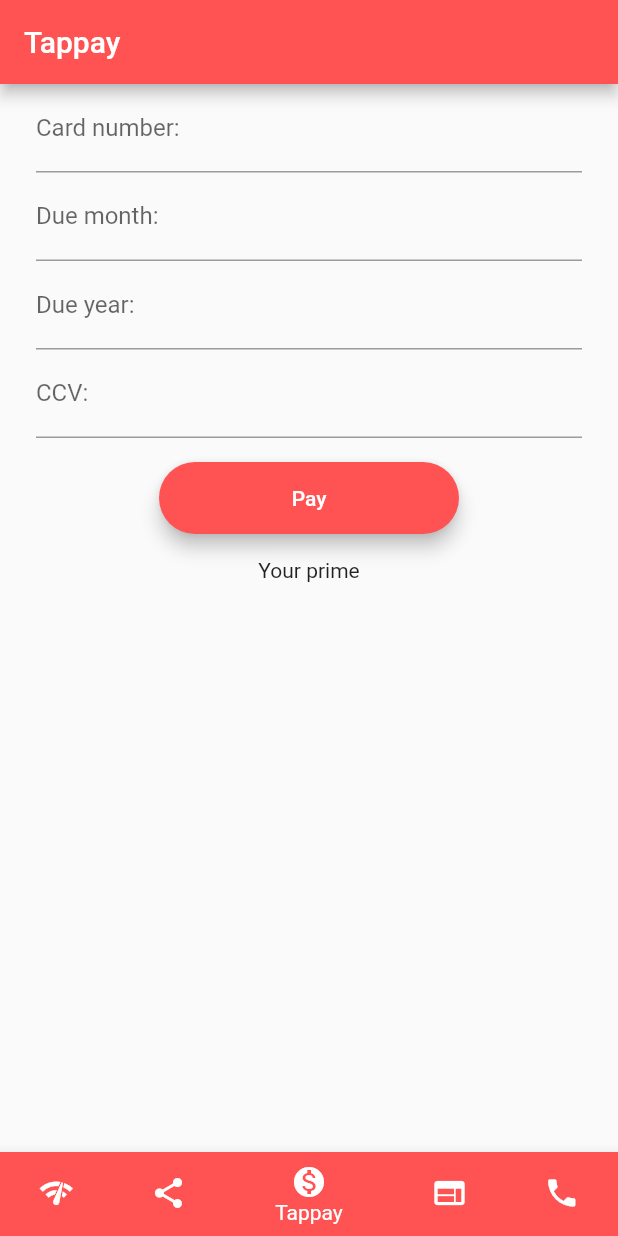
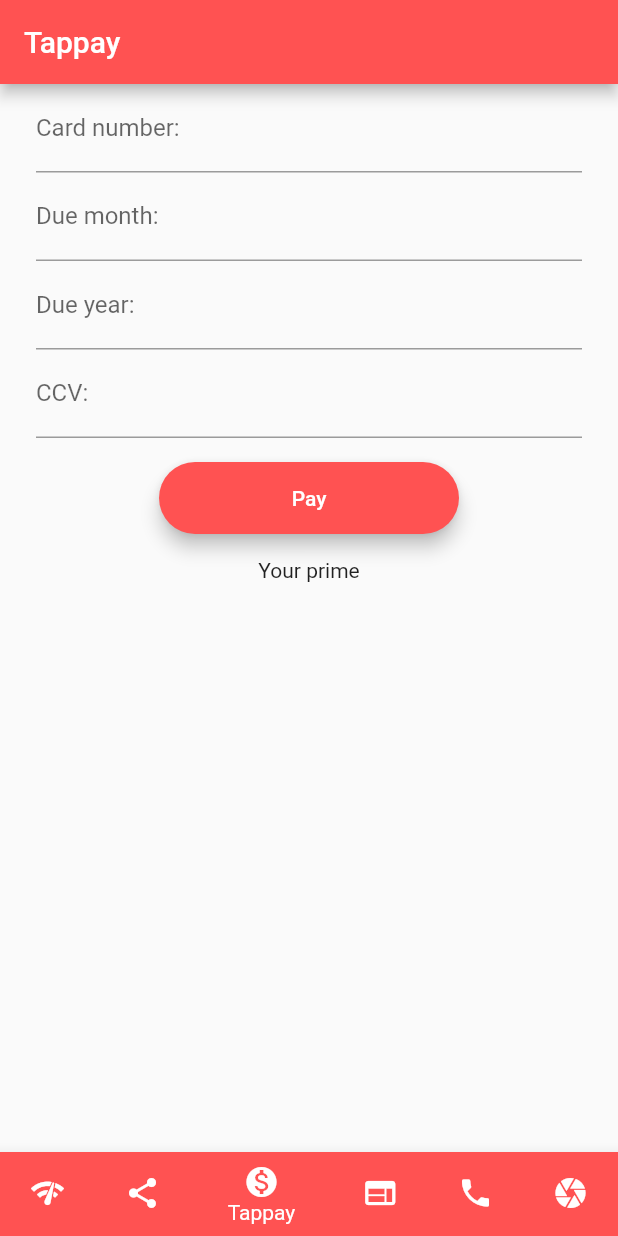
Before and after one commit to TungWang/tung-flutter-framework, a Flutter app: the screen it shows after launch, item 3 of the bottom bar chosen, on a phone screen of 412 x 824 dp. Run offline on Flutter 3.47's test engine with Material 2 defaults, Android fonts, the phone set to English and light mode, and no system bars; our stand-ins replace share, webview_flutter; missing offline and left inert: barcode_scan, tappayflutterplugin; network calls fail.

Commit message:
Add: 新增barcode_scan library Add: 新增camera_screen

```diff
--- a/lib/screens/main.dart
+++ b/lib/screens/main.dart
@@ -1,4 +1,5 @@
 import 'package:flutter/material.dart';
+import 'package:tungflutterframework/screens/camera_screen.dart';
 import 'package:tungflutterframework/screens/phone_call_screen.dart';
 import 'package:tungflutterframework/screens/web_screen.dart';
 import 'network_screen.dart';
@@ -21,6 +22,7 @@ class _MyAppState extends State<MyApp> {
     TappayScreen(),
     WebScreen(),
     PhoneCallScreen(),
+    CameraScreen(),
   ];
 
   @override
@@ -57,6 +59,11 @@ class _MyAppState extends State<MyApp> {
               title: Text('Phone call'),
               backgroundColor: Colors.orangeAccent,
             ),
+            BottomNavigationBarItem(
+              icon: Icon(Icons.camera),
+              title: Text('Camera'),
+              backgroundColor: Colors.orangeAccent,
+            ),
           ],
           onTap: (index) {
             setState(() {
--- a/lib/screens/network_screen.dart
+++ b/lib/screens/network_screen.dart
@@ -24,7 +24,6 @@ class _NetworkScreenState extends State<NetworkScreen> {
   @override
   Widget build(BuildContext context) {
     return MaterialApp(
-      color: Colors.white,
       home: Scaffold(
         appBar: AppBar(
           backgroundColor: Colors.blueAccent,
--- a/lib/screens/share_screen.dart
+++ b/lib/screens/share_screen.dart
@@ -20,7 +20,6 @@ class _ShareScreenState extends State<ShareScreen> {
         }
       },
       child: MaterialApp(
-        color: Colors.white,
         home: Scaffold(
           resizeToAvoidBottomPadding: false,
           appBar: AppBar(
--- a/lib/screens/tappay_screen.dart
+++ b/lib/screens/tappay_screen.dart
@@ -19,7 +19,6 @@ class _TappayScreenState extends State<TappayScreen> {
   @override
   Widget build(BuildContext context) {
     return MaterialApp(
-      color: Colors.white,
       home: Scaffold(
         resizeToAvoidBottomPadding: false,
         appBar: AppBar(
--- a/lib/screens/web_screen.dart
+++ b/lib/screens/web_screen.dart
@@ -17,7 +17,6 @@ class _WebScreenState extends State<WebScreen> {
   @override
   Widget build(BuildContext context) {
     return MaterialApp(
-      color: Colors.white,
       home: Scaffold(
         appBar: AppBar(
           backgroundColor: Colors.deepPurpleAccent,
--- a/pubspec.yaml
+++ b/pubspec.yaml
@@ -16,6 +16,7 @@ dependencies:
   tappayflutterplugin: ^0.0.3
   webview_flutter: ^0.3.19+9
   url_launcher: ^5.4.2
+  barcode_scan: ^2.0.1
 
 dev_dependencies:
   flutter_test:
```
Also changed, not shown: lib/screens/camera_screen.dart (added, +48 -0 lines), pubspec.lock, 8 other files.
